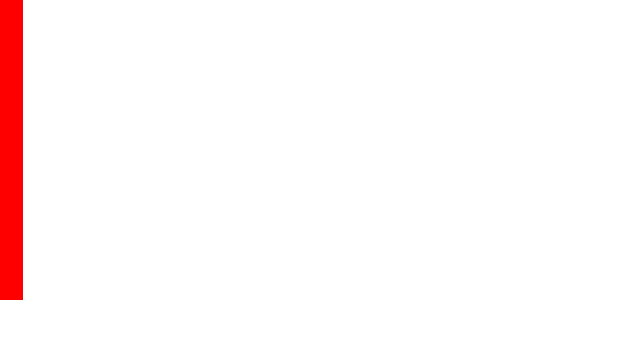
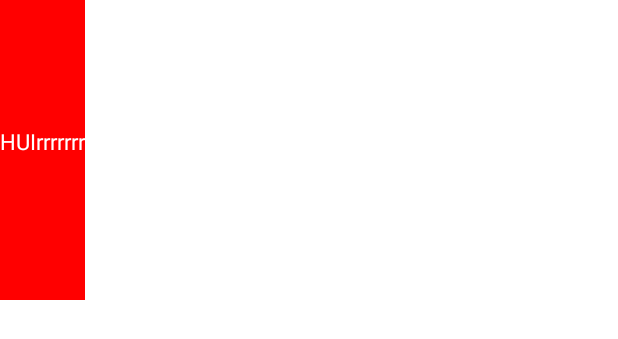
Before and after one commit to 2285-qw/Mydome, an Android app: the layout activity_main.xml on its own in the app's theme, with its tools: preview values and no code run, on a phone screen of 412 x 824 dp. Shown: the top 339 px of the screen. Run offline under Robolectric (Android 15) with nearby library versions, the phone set to English and light mode, and no system bars.

Commit message:
4/27 自定义textView更新

```diff
--- a/app/build.gradle
+++ b/app/build.gradle
@@ -26,6 +26,10 @@ android {
         sourceCompatibility JavaVersion.VERSION_1_8
         targetCompatibility JavaVersion.VERSION_1_8
     }
+
+    viewBinding {
+        enabled = true
+    }
 }
 
 dependencies {
--- a/app/src/main/java/com/example/mydome/Mytextview.java
+++ b/app/src/main/java/com/example/mydome/Mytextview.java
@@ -2,11 +2,13 @@ package com.example.mydome;
 
 import android.content.Context;
 import android.content.res.TypedArray;
+import android.graphics.Canvas;
 import android.graphics.Color;
 import android.graphics.Paint;
 import android.graphics.Rect;
 import android.provider.Settings;
 import android.util.AttributeSet;
+import android.util.TypedValue;
 import android.view.View;
 import android.view.ViewGroup;
 
@@ -23,7 +25,7 @@ public class Mytextview extends View {
     private String mText;
     private int mTextColor = Color.BLACK;
     private int mTextSize = 15;
-
+    //画笔
     private Paint mPaint;
 
     public Mytextview(Context context) {
@@ -42,7 +44,7 @@ public class Mytextview extends View {
 
         mText = array.getString(R.styleable.Mytextview_Mytext);
         mTextColor = array.getColor(R.styleable.Mytextview_MytextColor, mTextColor);
-        mTextSize = array.getDimensionPixelSize(R.styleable.Mytextview_MytextSize, mTextSize);
+        mTextSize = array.getDimensionPixelSize(R.styleable.Mytextview_MytextSize, spTurDp(mTextSize));
 
         //回收
         array.recycle();
@@ -53,6 +55,10 @@ public class Mytextview extends View {
         mPaint.setColor(mTextColor);
         mPaint.setTextSize(mTextSize);
     }
+    private int spTurDp(int sp) {
+        return (int) TypedValue.applyDimension(TypedValue.COMPLEX_UNIT_SP,sp,getResources().getDisplayMetrics());
+    }
+
 
     public Mytextview(Context context, @Nullable AttributeSet attrs, int defStyleAttr, int defStyleRes) {
         super(context, attrs, defStyleAttr, defStyleRes);
@@ -71,10 +77,9 @@ public class Mytextview extends View {
 
         //给定的wrap_content需要计算
         if (widthMode == MeasureSpec.AT_MOST) {
-
             Rect bounds = new Rect();
             mPaint.getTextBounds(mText, 0, mText.length(), bounds);
-            width=bounds.width();
+            width = bounds.width();
         }
 
         //确定的值
@@ -85,11 +90,33 @@ public class Mytextview extends View {
 
             Rect bounds = new Rect();
             mPaint.getTextBounds(mText, 0, mText.length(), bounds);
-            height=bounds.height();
+            height = bounds.height();
         }
 
-        setMeasuredDimension(width,height);
+        setMeasuredDimension(width, height);
     }
 
+    /*
+     * 用于绘制
+     * @param canvas
+     * */
 
+    @Override
+    protected void onDraw(Canvas canvas) {
+        super.onDraw(canvas);
+        /*
+         *画文本
+         * canvas.drawText();
+         * 画孤
+         * canvas.drawArc();
+         * 画园
+         * canvas.drawCircle
+         * */
+
+        //画文字  text  x  y paint
+
+        canvas.drawText(mText,0,getHeight()/2,mPaint);
+
+
+    }
 }
--- a/app/src/main/res/layout/activity_main.xml
+++ b/app/src/main/res/layout/activity_main.xml
@@ -6,13 +6,16 @@
     android:layout_height="match_parent"
     tools:context=".MainActivity">
 
+    //自定义的textview
     <com.example.mydome.Mytextview
         android:layout_width="wrap_content"
         android:layout_height="200dp"
         android:background="#ff0000"
-        app:Mytext="HUI"
-        app:MytextColor="#FF0000"
+        app:Mytext="HUIrrrrrrr"
+        app:MytextColor="#FFFFFF"
         app:layout_constraintTop_toTopOf="parent"
         tools:ignore="MissingConstraints" />
 
+
+
 </androidx.constraintlayout.widget.ConstraintLayout>
```
Also changed, not shown: app/src/main/AndroidManifest.xml (+5 -5 lines), app/src/main/java/com/example/mydome/BaseActivity.java (added, +39 -0 lines).
